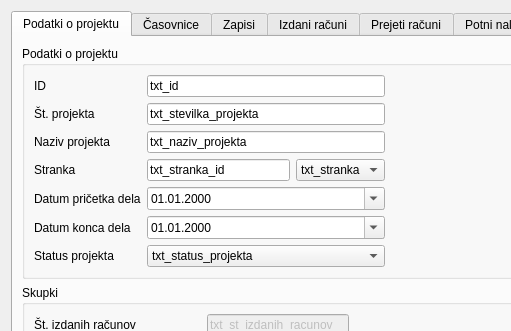
The window that projekti.ui (bubi-luka/BubiRacun) describes before a commit, drawn with Qt 5; both pictures show x 0 to 511 and y 0 to 331 of the 769 by 634 pixel window.
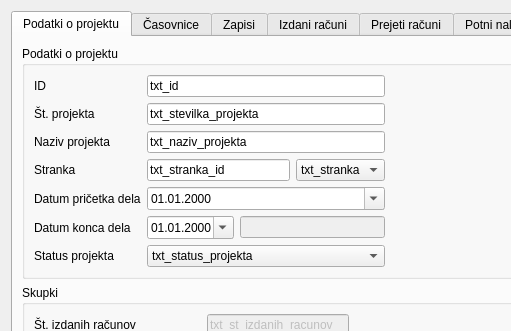
The same window after the commit.

Commit message:
SPREMEMBA DATUMA OB SPREMEMBI STATUSA PROJEKTA
Projekt zazna spremembo statusa projekta na Zaključeno, pri čemer spremeni
datum zaključka projekta na današnji datum. Če si premislimo, lahko s
spremembo statusa projekta vrnemo datum predvidenega zaključka nazaj na
prvotno vrednostu.

closes #110

What changed in the file:
```diff
--- a/projekti.ui
+++ b/projekti.ui
@@ -44,8 +44,8 @@
          <property name="title">
           <string>Podatki o projektu</string>
          </property>
-         <layout class="QGridLayout" name="gridLayout">
-          <item row="0" column="0">
+         <layout class="QHBoxLayout" name="horizontalLayout_19">
+          <item>
            <layout class="QFormLayout" name="formLayout">
             <property name="fieldGrowthPolicy">
              <enum>QFormLayout::AllNonFixedFieldsGrow</enum>
@@ -123,16 +123,6 @@
               </property>
              </widget>
             </item>
-            <item row="5" column="1">
-             <widget class="QDateEdit" name="txt_konec">
-              <property name="displayFormat">
-               <string>dd.MM.yyyy</string>
-              </property>
-              <property name="calendarPopup">
-               <bool>true</bool>
-              </property>
-             </widget>
-            </item>
             <item row="3" column="1">
              <layout class="QHBoxLayout" name="horizontalLayout_5">
               <item>
@@ -169,9 +159,30 @@
               </item>
              </widget>
             </item>
+            <item row="5" column="1">
+             <layout class="QHBoxLayout" name="horizontalLayout_18">
+              <item>
+               <widget class="QDateEdit" name="txt_konec">
+                <property name="displayFormat">
+                 <string>dd.MM.yyyy</string>
+                </property>
+                <property name="calendarPopup">
+                 <bool>true</bool>
+                </property>
+               </widget>
+              </item>
+              <item>
+               <widget class="QLineEdit" name="txt_orig_datum_konca_dela">
+                <property name="enabled">
+                 <bool>false</bool>
+                </property>
+               </widget>
+              </item>
+             </layout>
+            </item>
            </layout>
           </item>
-          <item row="0" column="1">
+          <item>
            <spacer name="horizontalSpacer_2">
             <property name="orientation">
              <enum>Qt::Horizontal</enum>
```
Left out of the diff: 1 changed line with no effect on the pictures. The commit also changes 1 other file.
